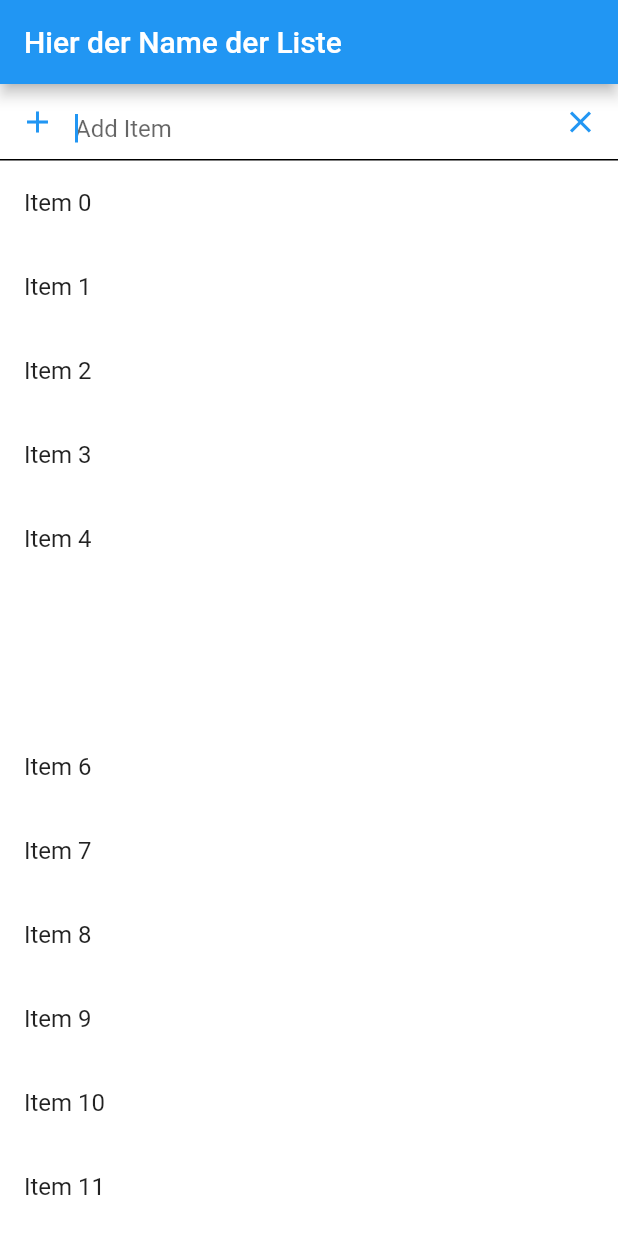
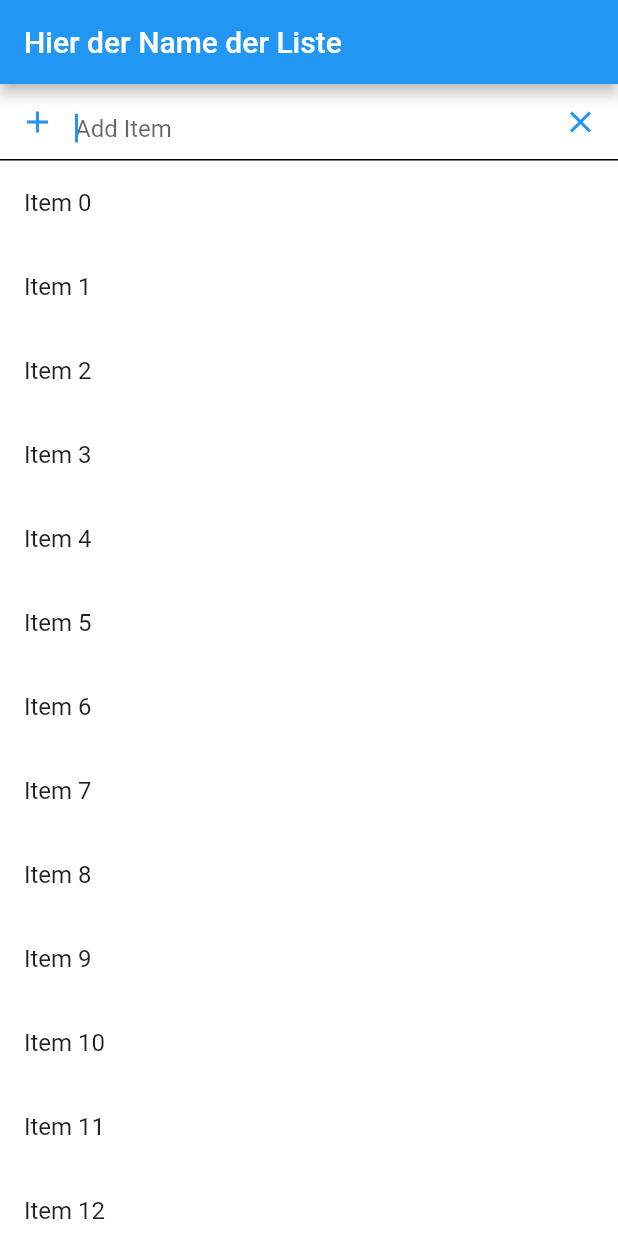
Before and after one commit to bischoff-m/sortable-app, a Flutter app: the screen it shows after launch, on a phone screen of 412 x 824 dp. Run offline on Flutter 3.47's test engine with Material 2 defaults, Android fonts, the phone set to English and light mode, and no system bars.

Commit message:
outsourced the reorderable list

```diff
--- /dev/null
+++ b/lib/fast_reorderable_list.dart
@@ -0,0 +1,112 @@
+import 'package:flutter/gestures.dart';
+import 'package:flutter/material.dart';
+import 'dart:developer' as dev; // TODO: remove in production
+
+class FastReorderableList extends StatefulWidget {
+  FastReorderableList({
+    Key? key,
+    required List<Widget> children,
+  })   : assert(children.every((Widget w) => w.key != null),
+            'All children of this widget must have a key.'),
+        itemCount = children.length,
+        itemBuilder = ((BuildContext context, int index) => children[index]),
+        super(key: key);
+
+  final int itemCount;
+  final IndexedWidgetBuilder itemBuilder;
+
+  @override
+  _FastReorderableListState createState() => _FastReorderableListState();
+}
+
+class _FastReorderableListState extends State<FastReorderableList>
+    with TickerProviderStateMixin {
+  late List<AnimationController> _controllers;
+  late List<Animation<Offset>> _animations;
+  late List<GlobalKey> _items;
+
+  @override
+  void initState() {
+    super.initState();
+    _controllers =
+        List<AnimationController>.generate(widget.itemCount, (index) {
+      return AnimationController(
+        duration: const Duration(milliseconds: 200),
+        vsync: this,
+      );
+    });
+    _animations = List<Animation<Offset>>.generate(widget.itemCount, (index) {
+      return Tween<Offset>(
+        begin: Offset.zero,
+        end: const Offset(0.0, 2.0),
+      ).animate(CurvedAnimation(
+        parent: _controllers[index],
+        curve: Curves.easeInOut,
+      ));
+    });
+    _items = List<GlobalKey>.generate(widget.itemCount, (index) => GlobalKey());
+  }
+
+  @override
+  void dispose() {
+    super.dispose();
+    _controllers.forEach((c) {
+      c.dispose();
+    });
+  }
+
+  Widget _itemBuilder(BuildContext context, int index) {
+    final Widget item = widget.itemBuilder(context, index);
+
+    return SlideTransition(
+        position: _animations[index],
+        child: GestureDetector(
+          onTap: () {
+            print("Container clicked");
+          },
+          child: item,
+        ));
+  }
+
+  @override
+  Widget build(BuildContext context) {
+    return ListView.builder(
+      itemCount: widget.itemCount,
+      itemBuilder: _itemBuilder,
+      dragStartBehavior: DragStartBehavior.down,
+    );
+  }
+}
+
+// Dismissible(
+//         child: Material(
+//           child: ListTile(
+//             hoverColor: Colors.black26,
+//             title: Text('Item $index'),
+//             onTap: () {
+//               RenderBox rb = _items[index]
+//                   .currentContext!
+//                   .findRenderObject() as RenderBox;
+//               Offset test = rb.localToGlobal(Offset.zero);
+//               dev.log("$test.dx $test.dy");
+//             }, // TODO: add tap event for items
+//           ),
+//           color: Colors.white,
+//         ),
+//         background: Container(
+//           color: Colors.green,
+//         ),
+//         key: _items[index],
+//         onDismissed: (DismissDirection direction) {
+//           setState(() {
+//             _items.remove(index);
+//           });
+//         },
+//       ),
+
+// return Divider(
+//   key: _items[index],
+//   height: 96,
+//   thickness: 96,
+//   color: Colors.transparent,
+// );
--- a/lib/main.dart
+++ b/lib/main.dart
@@ -2,6 +2,7 @@ import 'package:flutter/gestures.dart';
 import 'package:flutter/material.dart';
 import 'dart:math';
 import 'dart:developer' as dev; // TODO: remove in production
+import 'fast_reorderable_list.dart';
 
 void main() {
   runApp(SortableApp());
@@ -40,39 +41,10 @@ class _HomePageState extends State<HomePage> with TickerProviderStateMixin {
   // final ColorScheme colorScheme = Theme.of(context).colorScheme;
 
   final int _numItems = 20;
-  late List<GlobalKey> _items =
-      List<GlobalKey>.generate(_numItems, (index) => GlobalKey());
 
   double getTopMargin(BuildContext context) {
     double screenWidth = MediaQuery.of(context).size.width;
     return max(0, min(_marginList, (screenWidth - _maxWidthMainList) / 2));
-  }
-
-  late List<AnimationController> _controllers =
-      List<AnimationController>.generate(_numItems, (index) {
-    return AnimationController(
-      duration: const Duration(milliseconds: 200),
-      vsync: this,
-    );
-  });
-
-  late List<Animation<Offset>> _animations =
-      List<Animation<Offset>>.generate(_numItems, (index) {
-    return Tween<Offset>(
-      begin: Offset.zero,
-      end: const Offset(0.0, 2.0),
-    ).animate(CurvedAnimation(
-      parent: _controllers[index],
-      curve: Curves.easeInOut,
-    ));
-  });
-
-  @override
-  void dispose() {
-    super.dispose();
-    _controllers.forEach((c) {
-      c.dispose();
-    });
   }
 
   @override
@@ -118,11 +90,12 @@ class _HomePageState extends State<HomePage> with TickerProviderStateMixin {
                               // TODO: implement add function
                               // onPressed: _textInputController.clear,
                               onPressed: () {
-                                if (_controllers[4].status ==
-                                    AnimationStatus.completed)
-                                  _controllers[4].reverse();
-                                else
-                                  _controllers[4].forward();
+                                // if (_controllers[4].status ==
+                                //     AnimationStatus.completed)
+                                //   _controllers[4].reverse();
+                                // else
+                                //   _controllers[4].forward();
+                                dev.log('iiiiiih');
                               },
                               icon: Icon(Icons.add),
                             ),
@@ -146,48 +119,14 @@ class _HomePageState extends State<HomePage> with TickerProviderStateMixin {
                   color: Colors.black,
                 ),
                 Expanded(
-                  child: ListView(
-                    // TODO: set font size
-                    dragStartBehavior: DragStartBehavior.down,
-                    children: new List<Widget>.generate(_items.length, (index) {
-                      if (index == 5) {
-                        return Divider(
-                          key: _items[index],
-                          height: 96,
-                          thickness: 96,
-                          color: Colors.transparent,
-                        );
-                      } else {
-                        return SlideTransition(
-                          position: _animations[index],
-                          child: Dismissible(
-                            child: Material(
-                              child: ListTile(
-                                hoverColor: Colors.black26,
-                                title: Text('Item $index'),
-                                onTap: () {
-                                  RenderBox rb = _items[index]
-                                      .currentContext!
-                                      .findRenderObject() as RenderBox;
-                                  Offset test = rb.localToGlobal(Offset.zero);
-                                  dev.log("$test.dx $test.dy");
-                                }, // TODO: add tap event for items
-                              ),
-                              color: Colors.white,
-                            ),
-                            background: Container(
-                              color: Colors.green,
-                            ),
-                            key: _items[index],
-                            onDismissed: (DismissDirection direction) {
-                              setState(() {
-                                _items.remove(index);
-                              });
-                            },
-                          ),
-                        );
-                      }
-                    }),
+                  child: FastReorderableList(
+                    children: <Widget>[
+                      for (int index = 0; index < _numItems; index++)
+                        ListTile(
+                          key: ValueKey<int>(index),
+                          title: Text('Item $index'),
+                        )
+                    ],
                   ),
                 ),
               ],
--- a/todo.txt
+++ b/todo.txt
@@ -11,6 +11,22 @@
 	- Zusätzlich Auswahlmodus
 
 - Todo
+	- Reorder
+		- Activate via Button (or LongPress)
+		- Elevate Item
+		- Scroll with Item fixed
 	- Set Colors
 	- Test/Set min width for HomePage
 	- Check android\app\src\main\AndroidManifest.xml
+
+- Custom Reorderable List View
+	- Toggle spacer at arbitrary position
+		- Height = 2 * list item height
+	- Toggle fixed position of list item
+	- Animate reorder of spacer
+
+- Nächstes Mal
+	- Animationen zum Laufen bringen
+	- Event implementieren
+		- Start der Animation durch Event
+		- Reaktion auf Ende der Animation mit Handler
```
